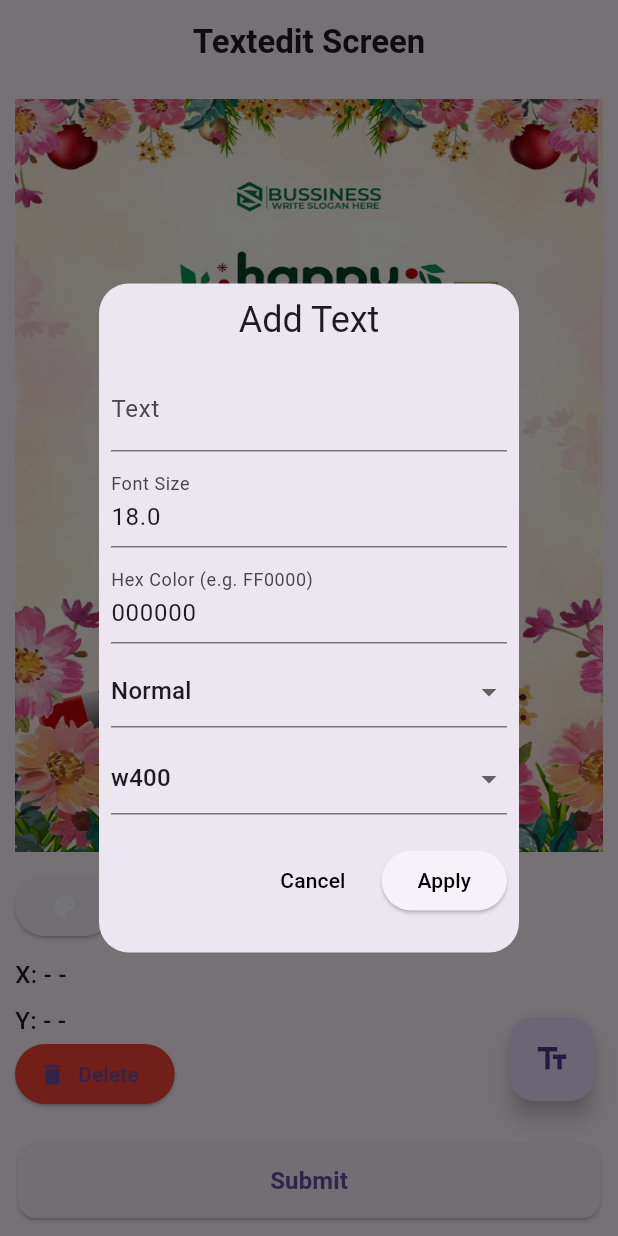
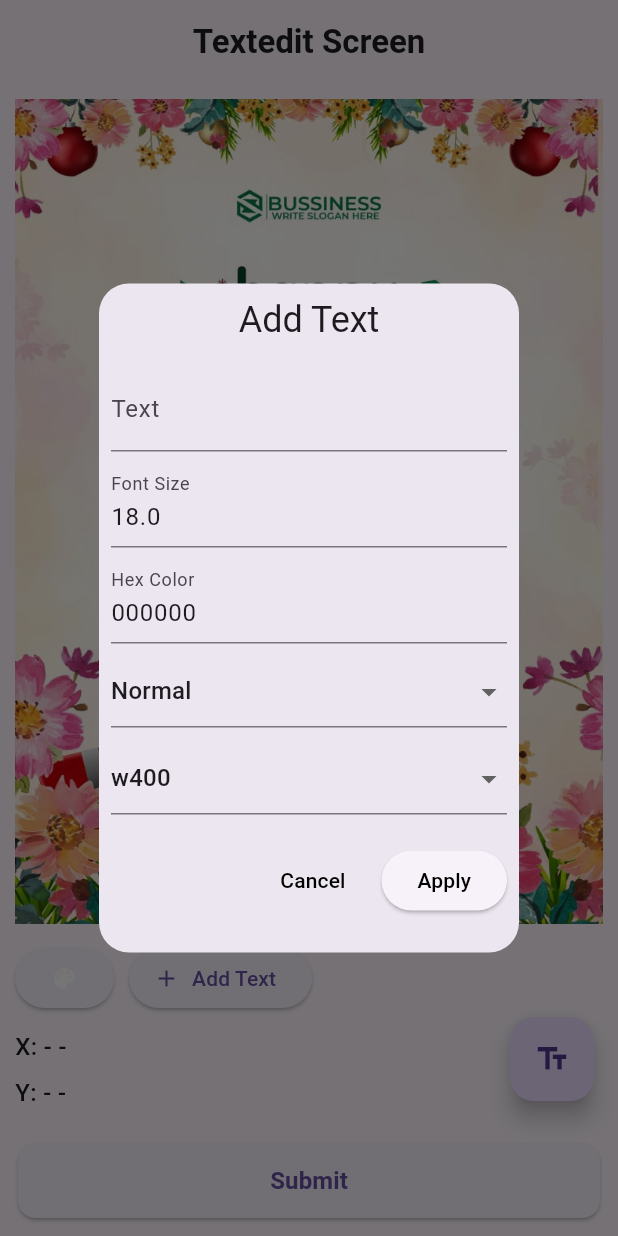
Before and after one commit to rajat-jarvis/jarvis_project1, a Flutter app: the screen it shows after launch, after a tap on the "text fields" icon, on a phone screen of 412 x 824 dp. Run offline on Flutter 3.47's test engine with Material 3 defaults, Android fonts, the light colour scheme and no system bars; our stand-ins replace flutter_colorpicker, get, image_picker.

Commit message:
delete button and rotation applied

```diff
--- a/lib/controller/app_controller/app_controller.dart
+++ b/lib/controller/app_controller/app_controller.dart
@@ -4,7 +4,8 @@
 import 'package:image_picker/image_picker.dart';
 import '../../model/app_model/app_model_class.dart';
 
-class AppController extends GetxController {
+class AppController extends GetxController
+{
   final Rx<File?> selectedImage = Rx<File?>(null);
   final ImagePicker _picker = ImagePicker();
 
@@ -13,6 +14,8 @@
   double _startFontSize = 0;
   Offset _startDragPosition = Offset.zero;
 
+  double rotation=0.0;
+  double initialRotation=0.0;
 
   Future<void> pickImage() async {
     final image = await _picker.pickImage(source: ImageSource.gallery);
@@ -112,7 +115,7 @@
           const SizedBox(height: 8),
           TextField(
             controller: colorCtrl,
-            decoration: const InputDecoration(labelText: 'Hex Color (e.g. FF0000)'),
+            decoration: const InputDecoration(labelText: 'Hex Color '),
           ),
 
           const SizedBox(height: 8),
@@ -248,6 +251,7 @@
 
   void startZoom(EditableTextModel item, ScaleStartDetails details) {
     _startFontSize = item.fontSize;
+    item.initialRotation=item.rotation;
   }
 
   void updateZoom(EditableTextModel item, ScaleUpdateDetails details) {
@@ -332,4 +336,5 @@
         return FontWeight.w400;
     }
   }
+
 }
--- a/lib/model/app_model/app_model_class.dart
+++ b/lib/model/app_model/app_model_class.dart
@@ -9,6 +9,8 @@
   FontWeight fontWeight;
   FontStyle fontStyle;
   bool isSelected;
+  double rotation;
+  double initialRotation;
 
   EditableTextModel({
     required this.text,
@@ -18,7 +20,9 @@
     this.color = Colors.black,
     this.fontWeight = FontWeight.w400,
     this.isSelected = false,
-    this.fontStyle=FontStyle.normal
+    this.fontStyle=FontStyle.normal,
+    this.rotation=0.0,
+    this.initialRotation=0.0
   });
 
   Map<String,dynamic> toJson(){
```
Also changed, not shown: lib/view/app_level/app_home_page.dart (+69 -34 lines), pubspec.lock.
